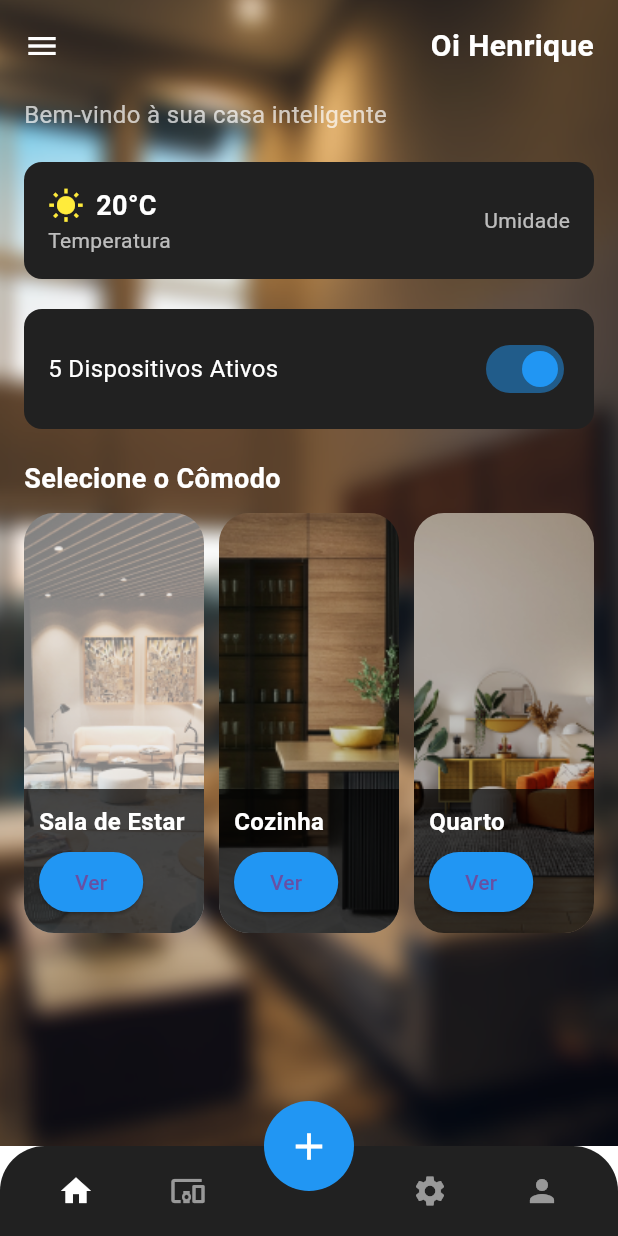
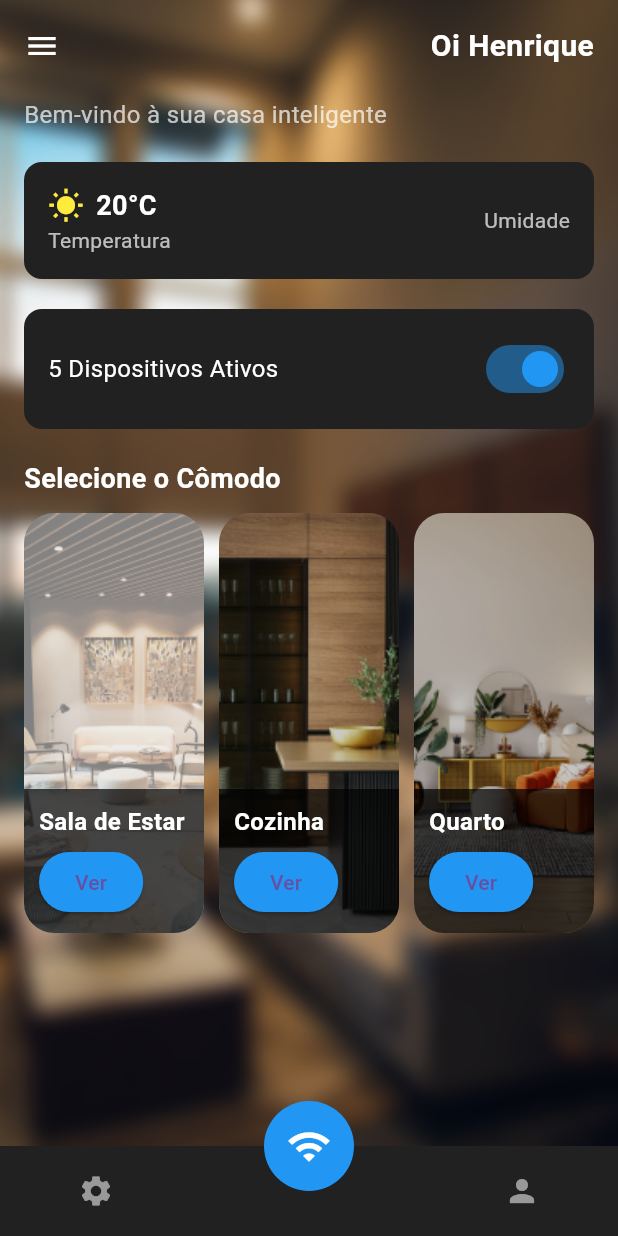
Before and after one commit to HenriqueVasques/ProjetoNinjaBot, a Flutter app: the screen it shows after launch, after a tap on "Começar", after a tap on "Log In", on a phone screen of 412 x 824 dp. Run offline on Flutter 3.47's test engine with Material 3 defaults, Android fonts, the phone set to English and light mode, and no system bars.

Commit message:
Commit parcial

```diff
--- a/brincando/lib/main.dart
+++ b/brincando/lib/main.dart
@@ -1,63 +1,6 @@
 import 'package:flutter/material.dart';
-import 'package:brincando/views/login.page.dart';
-import 'package:brincando/views/welcome.page.dart';
-import 'package:brincando/views/home.page.dart';
-import 'package:brincando/views/control.page.dart';
-import 'package:brincando/widgets/navigation_bar.dart';
+import 'package:brincando/views/app.dart';
 
 void main() {
-  runApp(MyApp());
+  runApp(App());
 }
-
-class MyApp extends StatelessWidget {
-  @override
-  Widget build(BuildContext context) {
-    return MaterialApp(
-      title: 'Smart Home App',
-      theme: ThemeData(
-        primarySwatch: Colors.blue,
-        visualDensity: VisualDensity.adaptivePlatformDensity,
-        scaffoldBackgroundColor: Colors.transparent,
-        useMaterial3: true,
-      ),
-      initialRoute: '/welcome',
-      routes: {
-        '/login': (context) => SafeArea(child: LoginPage()),
-        '/welcome': (context) => WelcomePage(),
-        '/': (context) => MainNavigationPage(),
-      },
-    );
-  }
-}
-
-class MainNavigationPage extends StatefulWidget {
-  @override
-  _MainNavigationPageState createState() => _MainNavigationPageState();
-}
-
-class _MainNavigationPageState extends State<MainNavigationPage> {
-  int _currentIndex = 0;
-
-  final List<Widget> _pages = [
-    HomePage(),
-    ControlPage(),
-    Placeholder(), // Página de configurações (a ser implementada)
-    Placeholder(), // Página de perfil (a ser implementada)
-  ];
-
-  @override
-  Widget build(BuildContext context) {
-    return Scaffold(
-      body: _pages[_currentIndex],
-      bottomNavigationBar: CustomBottomNavigationBar(
-        currentIndex: _currentIndex,
-        onTap: (index) {
-          setState(() {
-            _currentIndex = index;
-          });
-          // TODO: Adicione aqui a lógica para navegar para diferentes rotas, se necessário
-        },
-      ),
-    );
-  }
-}
--- a/brincando/lib/views/Home.page.dart
+++ b/brincando/lib/views/Home.page.dart
@@ -1,6 +1,8 @@
 import 'package:flutter/material.dart';
 
 class HomePage extends StatelessWidget {
+  const HomePage({Key? key}) : super(key: key);
+
   @override
   Widget build(BuildContext context) {
     return Scaffold(
@@ -40,6 +42,7 @@ class HomePage extends StatelessWidget {
           );
         },
       ),
+      bottomNavigationBar: _buildBottomNavigationBar(context),
     );
   }
 
@@ -187,4 +190,80 @@ class HomePage extends StatelessWidget {
       child: child,
     );
   }
+
+  Widget _buildBottomNavigationBar(BuildContext context) {
+    return Stack(
+      clipBehavior: Clip.none,
+      alignment: Alignment.topCenter,
+      children: [
+        _buildNavigationBar(context),
+        Positioned(
+          top: -30,
+          child: _buildWifiButton(),
+        ),
+      ],
+    );
+  }
+
+  Widget _buildNavigationBar(BuildContext context) {
+    return Container(
+      height: 60,
+      decoration: BoxDecoration(
+        color: Colors.grey[900],
+      ),
+      child: Row(
+        mainAxisAlignment: MainAxisAlignment.spaceBetween,
+         children: [
+        // Ícone de configurações à esquerda
+        Padding(
+          padding: const EdgeInsets.only(left: 40),
+          child: _buildNavIcon(
+            Icons.settings,
+            Colors.white54,
+            () {
+              print('Configurações pressionado');
+            },
+          ),
+        ),
+        // Espaço central ocupado pelo botão de Wi-Fi
+        SizedBox(width: 60), // Espaço para o botão Wi-Fi acima
+        // Ícone de perfil à direita
+        Padding(
+          padding: const EdgeInsets.only(right: 40),
+          child: _buildNavIcon(
+            Icons.person,
+            Colors.white54,
+            () {
+              print('Perfil pressionado');
+            },
+          ),
+        ),
+      ],
+      ),
+    );
+  }
+
+  Widget _buildNavIcon(IconData icon, Color color, VoidCallback onPressed) {
+    return IconButton(
+      icon: Icon(icon, color: color),
+      onPressed: onPressed,
+    );
+  }
+
+  Widget _buildWifiButton() {
+    return Container(
+      height: 60,
+      width: 60,
+      decoration: BoxDecoration(
+        shape: BoxShape.circle,
+        color: Colors.blue,
+      ),
+      child: IconButton(
+        icon: Icon(Icons.wifi, color: Colors.white, size: 30),
+        onPressed: () {
+          print('Parear pressionado');
+        },
+      ),
+    );
+  }
 }
--- a/brincando/lib/views/control.page.dart
+++ b/brincando/lib/views/control.page.dart
@@ -40,7 +40,9 @@ class ControlPage extends StatelessWidget {
         children: [
           IconButton(
             icon: Icon(Icons.arrow_back, color: Colors.white),
-            onPressed: () => Navigator.of(context).pop(),
+            onPressed: (){
+              Navigator.pushReplacementNamed(context, '/home');
+              },
           ),
           Expanded(
             child: Center(
--- a/brincando/lib/views/login.page.dart
+++ b/brincando/lib/views/login.page.dart
@@ -83,7 +83,7 @@ class LoginPage extends StatelessWidget {
                       padding: EdgeInsets.symmetric(vertical: 16),
                     ),
                     onPressed: () {
-                      Navigator.pushReplacementNamed(context, '/');
+                      Navigator.pushReplacementNamed(context, '/home');
                     },
                   ),
                   SizedBox(height: 16),
--- a/brincando/lib/widgets/navigation_bar.dart
+++ /dev/null
@@ -1,67 +0,0 @@
-import 'package:flutter/material.dart';
-
-class CustomBottomNavigationBar extends StatelessWidget {
-  final int currentIndex;
-  final ValueChanged<int> onTap;
-
-  const CustomBottomNavigationBar({
-    Key? key,
-    required this.currentIndex,
-    required this.onTap,
-  }) : super(key: key);
-
-  @override
-  Widget build(BuildContext context) {
-    return Stack(
-      clipBehavior: Clip.none,
-      alignment: Alignment.topCenter,
-      children: [
-        Container(
-          height: 60,
-          decoration: BoxDecoration(
-            color: Colors.grey[900],
-            borderRadius: BorderRadius.vertical(top: Radius.circular(30)),
-          ),
-          child: Row(
-            mainAxisAlignment: MainAxisAlignment.spaceEvenly,
-            children: [
-              _buildNavIcon(Icons.home, 0),
-              _buildNavIcon(Icons.devices_other, 1),
-              SizedBox(width: 60),
-              _buildNavIcon(Icons.settings, 2),
-              _buildNavIcon(Icons.person, 3),
-            ],
-          ),
-        ),
-        Positioned(
-          top: -30,
-          child: _buildAddButton(),
-        ),
-      ],
-    );
-  }
-
-  Widget _buildNavIcon(IconData icon, int index) {
-    return IconButton(
-      icon: Icon(icon, color: currentIndex == index ? Colors.white : Colors.white54),
-      onPressed: () => onTap(index),
-    );
-  }
-
-  Widget _buildAddButton() {
-    return Container(
-      height: 60,
-      width: 60,
-      decoration: BoxDecoration(
-        shape: BoxShape.circle,
-        color: Colors.blue,
-      ),
-      child: IconButton(
-        icon: Icon(Icons.add, color: Colors.white, size: 30),
-        onPressed: () {
-          // TODO: Implementar ação para o botão de adicionar
-        },
-      ),
-    );
-  }
-}
```
Also changed, not shown: brincando/lib/views/app.dart (+4 -5 lines).
